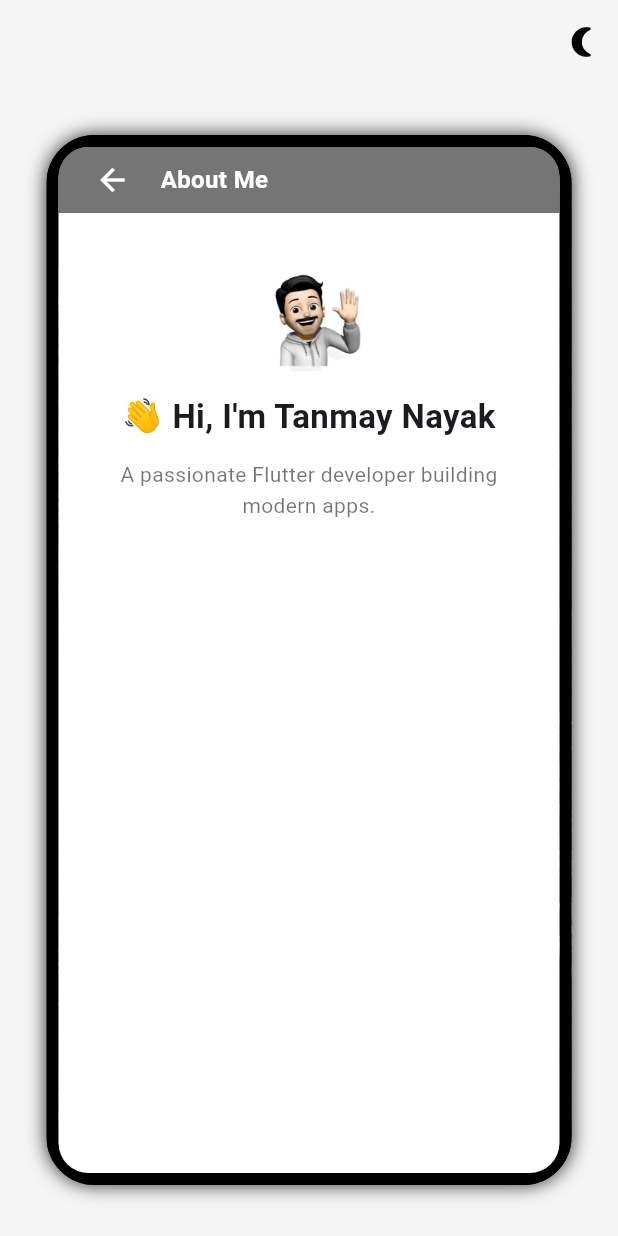
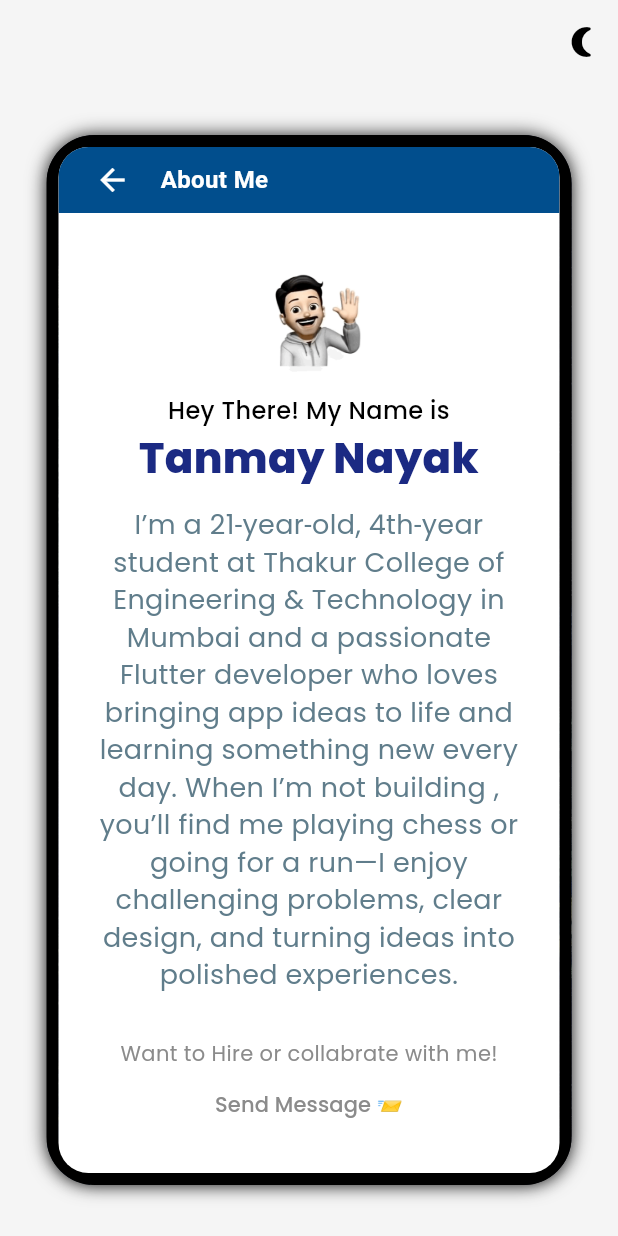
Before and after one commit to TanmayN22/portfolio, a Flutter app: the screen it shows after launch, after a tap on "About me", on a phone screen of 412 x 824 dp. Run offline on Flutter 3.47's test engine with Material 3 defaults, Android fonts, the phone set to English and light mode, and no system bars; our stand-ins replace get, google_fonts.

Commit message:
page one page two and about me

```diff
--- a/lib/app/modules/about/view/about_me.dart
+++ b/lib/app/modules/about/view/about_me.dart
@@ -1,4 +1,6 @@
 import 'package:flutter/material.dart';
+import 'package:porfolio/app/modules/about/widgets/body.dart';
+import 'package:porfolio/app/widgets/app_page_wrapper.dart';
 
 class AboutScreen extends StatelessWidget {
   final VoidCallback onBack;
@@ -6,30 +8,13 @@ class AboutScreen extends StatelessWidget {
 
   @override
   Widget build(BuildContext context) {
-    // Outer container expands to all available space
-    return SizedBox.expand(
-      // Small margin so rounded edges are visible against the wallpaper
-      child: Container(
-        decoration: BoxDecoration(
-          color: Colors.white,
-          borderRadius: BorderRadius.circular(20),
-          boxShadow: [
-            BoxShadow(
-              color: Colors.black.withOpacity(0.10),
-              blurRadius: 10,
-              offset: const Offset(0, 2),
-            ),
-          ],
-        ),
-        // Clip content to rounded corners
-        child: ClipRRect(
-          borderRadius: BorderRadius.circular(20),
+    return AppPageWrapper(
       child: Column(
         children: [
-              // Top bar; use SafeArea so it doesn’t underlap status bar
+          // Top bar
           Container(
             height: 44,
-                color: Colors.black54,
+            color: const Color.fromARGB(255, 1, 78, 141),
             padding: const EdgeInsets.symmetric(horizontal: 12),
             child: Row(
               children: [
@@ -51,36 +36,9 @@ class AboutScreen extends StatelessWidget {
               ],
             ),
           ),
-              // Content fills remaining height
-              Expanded(
-                child: SingleChildScrollView(
-                  padding: const EdgeInsets.all(20),
-                  child: Column(
-                    mainAxisAlignment: MainAxisAlignment.center,
-                    children: [
-                      Image.asset('assets/animations/memoji.gif', height: 100),
-                      const Text(
-                        "👋 Hi, I'm Tanmay Nayak",
-                        style: TextStyle(
-                          fontSize: 22,
-                          fontWeight: FontWeight.bold,
-                        ),
-                        textAlign: TextAlign.center,
-                      ),
-                      const SizedBox(height: 12),
-                      const Text(
-                        "A passionate Flutter developer building modern apps.",
-                        textAlign: TextAlign.center,
-                        style: TextStyle(color: Colors.black54, height: 1.5),
-                      ),
-                      const SizedBox(height: 40),
+          // Content
+          Body(),
         ],
-                  ),
-                ),
-              ),
-            ],
-          ),
-        ),
       ),
     );
   }
--- /dev/null
+++ b/lib/app/modules/about/widgets/body.dart
@@ -0,0 +1,80 @@
+import 'package:flutter/material.dart';
+import 'package:google_fonts/google_fonts.dart';
+
+class Body extends StatefulWidget {
+  const Body({super.key});
+
+  @override
+  State<Body> createState() => _BodyState();
+}
+
+class _BodyState extends State<Body> {
+  @override
+  Widget build(BuildContext context) {
+    return Expanded(
+      child: SingleChildScrollView(
+        padding: const EdgeInsets.all(20),
+        child: Column(
+          mainAxisAlignment: MainAxisAlignment.center,
+          children: [
+            Image.asset('assets/animations/memoji.gif', height: 100),
+            Text(
+              "Hey There! My Name is",
+              style: GoogleFonts.poppins(
+                color: Colors.black,
+                fontSize: 16,
+                fontWeight: FontWeight.w500,
+              ),
+              textAlign: TextAlign.center,
+            ),
+            Text(
+              "Tanmay Nayak",
+              style: GoogleFonts.poppins(
+                fontSize: 28,
+                fontWeight: FontWeight.w800,
+                color: Color.fromARGB(255, 27, 42, 131),
+              ),
+              textAlign: TextAlign.center,
+            ),
+            const SizedBox(height: 12),
+            Text(
+              "I’m a 21‑year‑old, 4th‑year student at Thakur College of Engineering & Technology in Mumbai and a passionate Flutter developer who loves bringing app ideas to life and learning something new every day. When I’m not building , you’ll find me playing chess or going for a run—I enjoy challenging problems, clear design, and turning ideas into polished experiences.",
+              textAlign: TextAlign.center,
+              style: GoogleFonts.poppins(
+                color: Colors.blueGrey,
+                height: 1.4,
+                fontSize: 18,
+              ),
+            ),
+            const SizedBox(height: 30),
+            Text(
+              "Want to Hire or collabrate with me!",
+              style: GoogleFonts.poppins(
+                color: const Color.fromARGB(255, 139, 139, 139),
+              ),
+            ),
+            TextButton(
+              onPressed: () {},
+              style: ButtonStyle(
+                backgroundColor: WidgetStateProperty.resolveWith<Color>((
+                  states,
+                ) {
+                  if (states.contains(WidgetState.hovered)) {
+                    return const Color.fromARGB(255, 189, 220, 246);
+                  }
+                  return Colors.transparent;
+                }),
+              ),
+              child: Text(
+                "Send Message 📨",
+                style: GoogleFonts.poppins(
+                  color: const Color.fromARGB(255, 139, 139, 139),
+                ),
+              ),
+            ),
+          ],
+        ),
+      ),
+    );
+  }
+}
--- /dev/null
+++ b/lib/app/modules/home/view/home_page_one.dart
@@ -0,0 +1,60 @@
+// home_page_one.dart
+import 'package:flutter/material.dart';
+import 'package:get/get.dart';
+import 'package:porfolio/app/modules/about/view/about_me.dart';
+import 'package:porfolio/app/modules/home/controllers/home_controller.dart';
+import 'package:porfolio/app/modules/home/widgets/image_box.dart';
+import 'package:porfolio/app/widgets/app_icon.dart';
+
+class HomePageOne extends StatelessWidget {
+  const HomePageOne({super.key});
+
+  @override
+  Widget build(BuildContext context) {
+    final controller = Get.find<HomeController>();
+
+    return Padding(
+      padding: const EdgeInsets.symmetric(horizontal: 16),
+      child: Row(
+        crossAxisAlignment: CrossAxisAlignment.start,
+        children: [
+          SizedBox(height: 150, width: 130, child: ImageBox()),
+          const SizedBox(width: 16),
+          Expanded(
+            child: GridView.count(
+              crossAxisCount: 2,
+              shrinkWrap: true,
+              physics: const NeverScrollableScrollPhysics(),
+              crossAxisSpacing: 12,
+              mainAxisSpacing: 12,
+              children: [
+                AppIcon(
+                  label: 'About me',
+                  imageAsset: 'assets/images/aboutme.jpg',
+                  onTap: () => controller.openApp(
+                    AboutScreen(onBack: controller.closeApp),
+                  ),
+                ),
+                AppIcon(
+                  label: 'Tech Stack',
+                  text: '🛠️',
+                  onTap: () {},
+                ),
+                AppIcon(
+                  label: 'Settings',
+                  icon: Icons.settings_sharp,
+                  onTap: () {},
+                ),
+                AppIcon(
+                  label: 'Projects',
+                  icon: Icons.work,
+                  onTap: () {},
+                ),
+              ],
+            ),
+          ),
+        ],
+      ),
+    );
+  }
+}
--- /dev/null
+++ b/lib/app/modules/home/view/home_page_two.dart
@@ -0,0 +1,21 @@
+// home_page_two.dart
+import 'package:flutter/material.dart';
+
+class HomePageTwo extends StatelessWidget {
+  const HomePageTwo({super.key});
+
+  @override
+  Widget build(BuildContext context) {
+    return Padding(
+      padding: const EdgeInsets.symmetric(horizontal: 16),
+      child: GridView.count(
+        crossAxisCount: 4,
+        shrinkWrap: true,
+        physics: const NeverScrollableScrollPhysics(),
+        crossAxisSpacing: 12,
+        mainAxisSpacing: 12,
+        children: [],
+      ),
+    );
+  }
+}
--- a/lib/app/modules/home/view/home_view.dart
+++ b/lib/app/modules/home/view/home_view.dart
@@ -1,76 +1,62 @@
 import 'package:flutter/material.dart';
 import 'package:get/get.dart';
-import 'package:porfolio/app/modules/about/view/about_me.dart';
 import 'package:porfolio/app/modules/home/controllers/home_controller.dart';
 import 'package:porfolio/app/modules/home/controllers/image_controller.dart';
-import 'package:porfolio/app/modules/home/widgets/image_box.dart';
-import 'package:porfolio/app/widgets/app_icon.dart';
+import 'package:porfolio/app/modules/home/view/home_page_one.dart';
+import 'package:porfolio/app/modules/home/view/home_page_two.dart';
+import 'package:porfolio/app/modules/home/widgets/page_indicator.dart';
 import 'package:porfolio/app/widgets/nav_bar.dart';
 import 'package:porfolio/app/widgets/status_bar.dart';
 
-class HomeScreen extends StatelessWidget {
+class HomeScreen extends StatefulWidget {
   const HomeScreen({super.key});
+
+  @override
+  State<HomeScreen> createState() => _HomeScreenState();
+}
+
+class _HomeScreenState extends State<HomeScreen> {
+  final PageController _pageController = PageController();
+  int _currentPage = 0;
 
   @override
   Widget build(BuildContext context) {
     final controller = Get.put(HomeController());
-    final ImageController imageController = Get.put(ImageController());
+    Get.put(ImageController());
 
     return Obx(() {
-      // If an app is opened
       if (controller.openedApp.value != null) {
         return SizedBox.expand(child: controller.openedApp.value!);
       }
 
-      // Otherwise, show home screen
       return Column(
         children: [
           StatusBar(),
           const SizedBox(height: 16),
-          Padding(
-            padding: const EdgeInsets.symmetric(horizontal: 16),
-            child: Row(
-              crossAxisAlignment: CrossAxisAlignment.start,
-              children: [
-                SizedBox(height: 150, width: 130, child: ImageBox()),
-                const SizedBox(width: 16),
-                Expanded(
-                  child: GridView.count(
-                    crossAxisCount: 2,
-                    shrinkWrap: true,
-                    physics: NeverScrollableScrollPhysics(),
-                    crossAxisSpacing: 12,
-                    mainAxisSpacing: 12,
-                    children: [
-                      AppIcon(
-                        label: 'About me',
-                        imageAsset: 'assets/images/aboutme.jpg',
-                        onTap:
-                            () => controller.openApp(
-                              AboutScreen(onBack: controller.closeApp),
-                            ),
-                      ),
-                      AppIcon(
-                        label: 'Tech Stack',
-                        text: '🛠️',
-                        onTap: () {
-                          // You can open another widget here
-                        },
-                      ),
-                      AppIcon(
-                        label: 'Settings',
-                        icon: Icons.settings_sharp,
-                        onTap: () {
-                          // Another widget here
-                        },
-                      ),
-                    ],
-                  ),
-                ),
-              ],
+
+          Expanded(
+            child: PageView(
+              controller: _pageController,
+              onPageChanged: (index) => setState(() => _currentPage = index),
+              children: const [HomePageOne(), HomePageTwo()],
             ),
           ),
-          Spacer(),
+
+          const SizedBox(height: 12),
+
+          PageIndicator(
+            currentPage: _currentPage,
+            pageCount: 2,
+            onPageSelected: (index) {
+              _pageController.animateToPage(
+                index,
+                duration: const Duration(milliseconds: 300),
+                curve: Curves.easeInOut,
+              );
+            },
+          ),
+
+          const SizedBox(height: 16),
           NavBar(),
         ],
       );
--- /dev/null
+++ b/lib/app/modules/home/widgets/page_indicator.dart
@@ -0,0 +1,37 @@
+// page_indicator.dart
+import 'package:flutter/material.dart';
+
+class PageIndicator extends StatelessWidget {
+  final int currentPage;
+  final int pageCount;
+  final ValueChanged<int> onPageSelected;
+
+  const PageIndicator({
+    super.key,
+    required this.currentPage,
+    required this.pageCount,
+    required this.onPageSelected,
+  });
+
+  @override
+  Widget build(BuildContext context) {
+    return Row(
+      mainAxisAlignment: MainAxisAlignment.center,
+      children: List.generate(pageCount, (index) {
+        bool isActive = currentPage == index;
+        return GestureDetector(
+          onTap: () => onPageSelected(index),
+          child: Container(
+            margin: const EdgeInsets.symmetric(horizontal: 4),
+            width: isActive ? 30 : 16,
+            height: 8,
+            decoration: BoxDecoration(
+              color: isActive ? Colors.blueAccent : Colors.grey.shade400,
+              borderRadius: BorderRadius.circular(4),
+            ),
+          ),
+        );
+      }),
+    );
+  }
+}
--- a/lib/app/routes/app_pages.dart
+++ b/lib/app/routes/app_pages.dart
@@ -7,7 +7,7 @@ class AppPages {
   static const initial = Routes.HOME;
 
   static final routes = [
-    GetPage(name: Routes.HOME, page: () => const HomeScreen()),
+    GetPage(name: Routes.HOME, page: () => HomeScreen()),
     GetPage(
       name: Routes.ABOUT,
       page: () => const AboutScreen(onBack: HomeScreen.new),
--- /dev/null
+++ b/lib/app/widgets/app_page_wrapper.dart
@@ -0,0 +1,40 @@
+import 'package:flutter/material.dart';
+
+class AppPageWrapper extends StatelessWidget {
+  final Widget child;
+  final double borderRadius;
+  final Color backgroundColor;
+  final List<BoxShadow>? boxShadow;
+
+  const AppPageWrapper({
+    super.key,
+    required this.child,
+    this.borderRadius = 20,
+    this.backgroundColor = Colors.white,
+    this.boxShadow,
+  });
+
+  @override
+  Widget build(BuildContext context) {
+    return SizedBox.expand(
+      child: Container(
+        decoration: BoxDecoration(
+          color: backgroundColor,
+          borderRadius: BorderRadius.circular(borderRadius),
+          boxShadow: boxShadow ??
+              [
+                const BoxShadow(
+                  color: Colors.black,
+                  blurRadius: 10,
+                  offset: Offset(0, 2),
+                ),
+              ],
+        ),
+        child: ClipRRect(
+          borderRadius: BorderRadius.circular(borderRadius),
+          child: child,
+        ),
+      ),
+    );
+  }
+}
--- a/pubspec.yaml
+++ b/pubspec.yaml
@@ -36,6 +36,9 @@ dependencies:
   cupertino_icons: ^1.0.8
   get: ^4.7.2
   intl: ^0.20.2
+  url_launcher: ^6.3.2
+  google_fonts: ^6.3.0
+  smooth_page_indicator: ^1.2.1
 
 dev_dependencies:
   flutter_test:
```
Also changed, not shown: pubspec.lock, 5 other files. Lines whose indentation alone changed are shown as unchanged.
